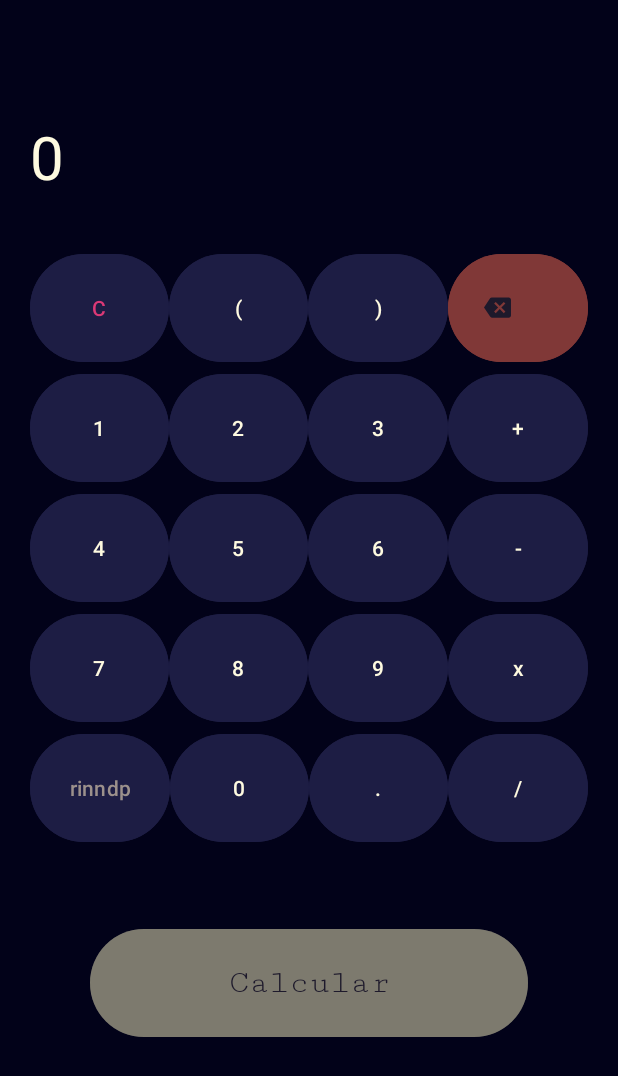
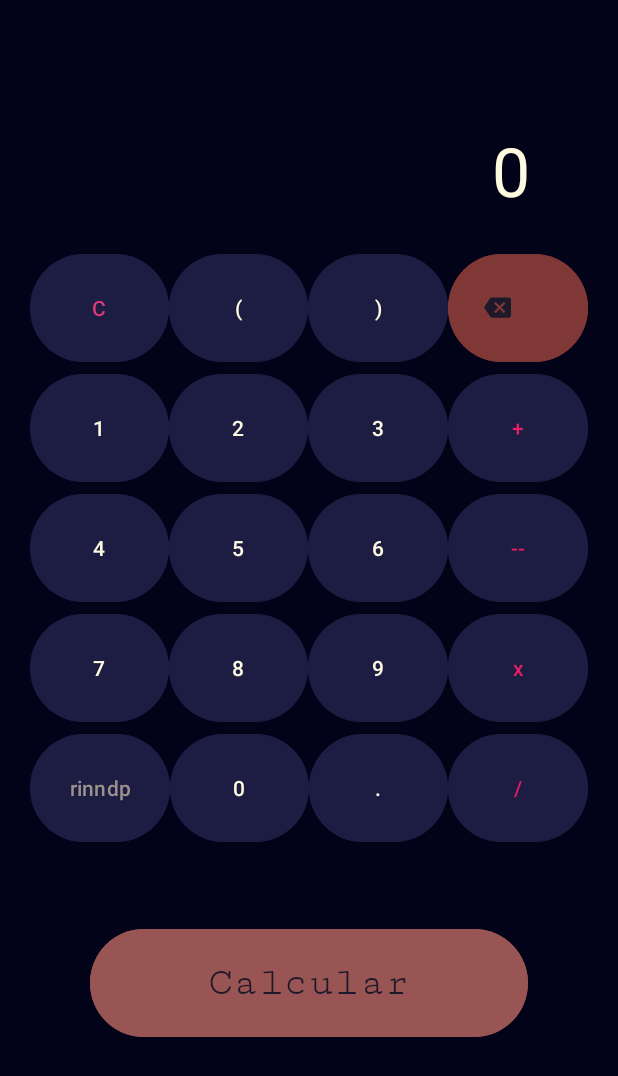
Before and after one commit to rinndp/epsum-pdmd-calculator, an Android app: the screen it shows after launch (MainActivity), on a phone screen of 412 x 824 dp. Shown: the top 1076 px of the screen. Run offline under Robolectric (Android 15) with nearby library versions, the phone set to English and light mode, and no system bars; libraries missing offline, so code that uses them is left out: com.udojava.evalex.

Commit message:
retoques finales estética

```diff
--- a/app/src/main/java/com/rinndp/calculator/MainActivity.java
+++ b/app/src/main/java/com/rinndp/calculator/MainActivity.java
@@ -156,7 +156,7 @@ public class MainActivity extends AppCompatActivity {
                     }
 
                     String resultadoFormateado = decimalFormat.format(resultado);
-                    pantallaArriba.setText(null);
+                    pantallaArriba.setText(pantallaArriba.getText().toString() + pantalla.getText().toString() +" =");
                     pantalla.setText(resultadoFormateado);
                 } catch (Exception e) {
                     pantallaArriba.setText(null);
--- a/app/src/main/res/layout/activity_main.xml
+++ b/app/src/main/res/layout/activity_main.xml
@@ -42,18 +42,20 @@
                 android:id="@+id/screen2"
                 android:layout_width="match_parent"
                 android:layout_height="wrap_content"
+                android:textAlignment="textEnd"
                 android:textColor="#A9A9A9"
                 android:textColorHint="#E2FEFAE0"
-                android:textSize="27sp" />
+                android:textSize="32sp" />
 
             <TextView
                 android:id="@+id/screen"
-                android:layout_width="328dp"
+                android:layout_width="333dp"
                 android:layout_height="81dp"
                 android:hint="0"
+                android:textAlignment="textEnd"
                 android:textColor="@color/cremita"
                 android:textColorHint="@color/cremita"
-                android:textSize="40sp" />
+                android:textSize="45sp" />
 
         </LinearLayout>
         <LinearLayout
@@ -147,7 +149,7 @@
                 android:backgroundTint="#1D1D44"
                 android:layout_weight="1"
                 android:text="+"
-                android:textColor="@color/cremita"/>
+                android:textColor="#E91E63"/>
         </LinearLayout>
 
         <LinearLayout
@@ -193,8 +195,8 @@
                 android:layout_height="80dp"
                 android:backgroundTint="#1D1D44"
                 android:layout_weight="1"
-                android:text="-"
-                android:textColor="@color/cremita"/>
+                android:text="--"
+                android:textColor="#E91E63" />
 
         </LinearLayout>
         <LinearLayout
@@ -241,7 +243,7 @@
                 android:backgroundTint="#1D1D44"
                 android:layout_weight="1"
                 android:text="x"
-                android:textColor="@color/cremita"/>
+                android:textColor="#E91E63"/>
 
         </LinearLayout>
 
@@ -290,7 +292,7 @@
                 android:backgroundTint="#1D1D44"
                 android:layout_weight="1"
                 android:text="/"
-                android:textColor="@color/cremita"
+                android:textColor="#E91E63"
                 />
 
         </LinearLayout>
@@ -309,10 +311,10 @@
                 android:layout_height="80dp"
                 android:layout_marginLeft="40dp"
                 android:layout_marginRight="40dp"
-                android:backgroundTint="#A1918E7C"
+                android:backgroundTint="#995454"
                 android:fontFamily="serif-monospace"
                 android:text="Calcular"
-                android:textSize="22sp" />
+                android:textSize="27sp" />
 
         </LinearLayout>
 
```
